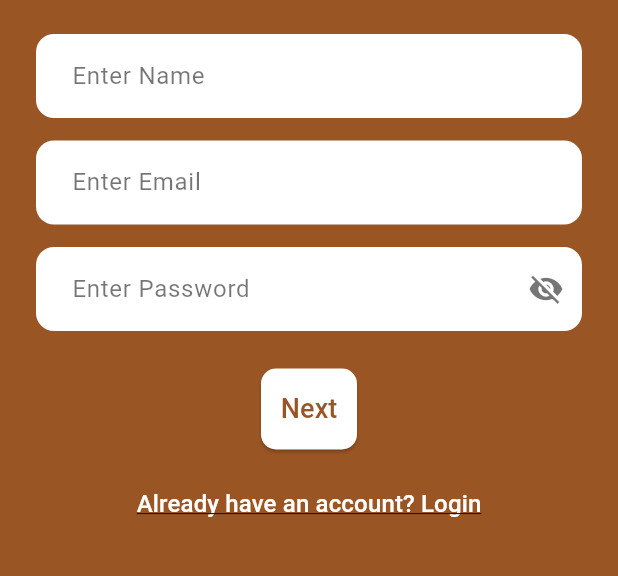
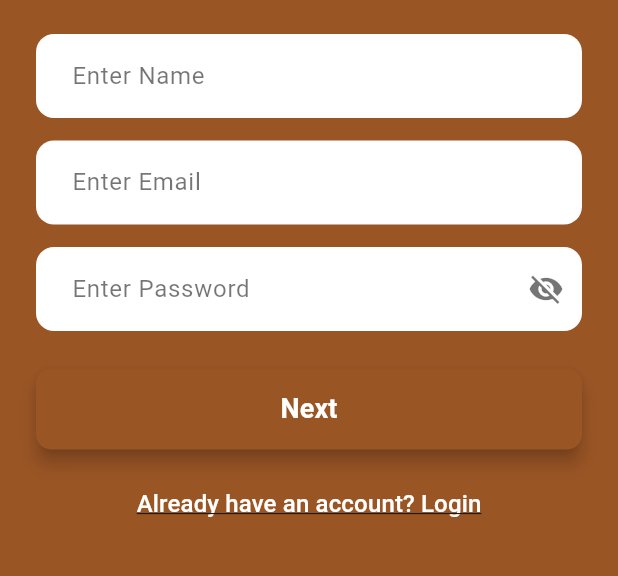
Before and after one commit to sayyab82/wild_guard, a Flutter app: the screen it shows after launch, after a tap on "Next", on a phone screen of 412 x 824 dp, the part 507-1083 px from its top. Run offline on Flutter 3.47's test engine with Material 3 defaults, Android fonts, the phone set to English and light mode, and no system bars; our stand-ins replace firebase_auth, firebase_core, fluttertoast, google_sign_in, image_picker, page_transition; accounts and stored records are empty.

Commit message:
I have updated the screen styles, integrated with backend, added new functionalities and made the code more effective.

```diff
--- a/lib/screens/login_screen.dart
+++ b/lib/screens/login_screen.dart
@@ -347,7 +347,7 @@ class _LoginScreenState extends State<LoginScreen>
 
   ButtonStyle _buttonStyle() {
     return ElevatedButton.styleFrom(
-      backgroundColor: Colors.white,
+      backgroundColor: const Color(0xFFFFE5CC),
       padding: const EdgeInsets.symmetric(vertical: 14),
       shape: RoundedRectangleBorder(borderRadius: BorderRadius.circular(10)),
     );
--- a/lib/screens/signup_screen.dart
+++ b/lib/screens/signup_screen.dart
@@ -30,7 +30,6 @@ class _SignUpScreenState extends State<SignUpScreen>
   void initState() {
     super.initState();
 
-    // Animation Controllers
     _welcomeController = AnimationController(
       vsync: this,
       duration: Duration(milliseconds: 1200),
@@ -41,7 +40,6 @@ class _SignUpScreenState extends State<SignUpScreen>
       duration: Duration(milliseconds: 500),
     );
 
-    // Animations
     _welcomeFadeAnimation = CurvedAnimation(
       parent: _welcomeController,
       curve: Curves.easeIn,
@@ -85,7 +83,6 @@ class _SignUpScreenState extends State<SignUpScreen>
 
     List<String> errors = [];
 
-    // Using ValidationUtils for validation
     if (!ValidationUtils.isValidEmail(email)) {
       errors.add("Invalid email format. Example: name@example.com");
     }
@@ -99,7 +96,7 @@ class _SignUpScreenState extends State<SignUpScreen>
     if (errors.isNotEmpty) {
       for (var error in errors) {
         _showToast(error);
-        await Future.delayed(const Duration(seconds: 1)); // Optional delay
+        await Future.delayed(const Duration(seconds: 1));
       }
       return;
     }
@@ -131,21 +128,22 @@ class _SignUpScreenState extends State<SignUpScreen>
 
   ButtonStyle _buttonStyle() {
     return ElevatedButton.styleFrom(
-      backgroundColor: Colors.white,
+      backgroundColor: const Color(0xFF9A5525), // Matching Wild Guard theme
       padding: const EdgeInsets.symmetric(vertical: 14),
       shape: RoundedRectangleBorder(borderRadius: BorderRadius.circular(10)),
+      elevation: 5,
     );
   }
 
   @override
   Widget build(BuildContext context) {
     final screenHeight = MediaQuery.of(context).size.height;
+    final screenWidth = MediaQuery.of(context).size.width;
 
     return Scaffold(
       backgroundColor: Colors.white,
       body: Stack(
         children: [
-          // Background Image
           SizedBox(
             height: screenHeight,
             width: double.infinity,
@@ -156,8 +154,6 @@ class _SignUpScreenState extends State<SignUpScreen>
               colorBlendMode: BlendMode.darken,
             ),
           ),
-
-          // Form
           Positioned.fill(
             child: Column(
               children: [
@@ -179,7 +175,6 @@ class _SignUpScreenState extends State<SignUpScreen>
                     child: SingleChildScrollView(
                       child: Column(
                         children: [
-                          // Heading with FadeTransition animation
                           FadeTransition(
                             opacity: _welcomeFadeAnimation,
                             child: Row(
@@ -221,7 +216,6 @@ class _SignUpScreenState extends State<SignUpScreen>
                           ),
                           const SizedBox(height: 15),
 
-                          // Password field with toggle
                           TextField(
                             key: const Key("password_field"),
                             controller: _passwordController,
@@ -256,9 +250,10 @@ class _SignUpScreenState extends State<SignUpScreen>
                           ),
                           const SizedBox(height: 25),
 
-                          // Button with ScaleTransition animation
                           ScaleTransition(
                             scale: _buttonScaleAnimation,
+                            child: SizedBox(
+                              width: screenWidth,
                               child: ElevatedButton(
                                 key: const Key("signup_button"),
                                 onPressed: _isLoading ? null : _handleSignUp,
@@ -270,13 +265,16 @@ class _SignUpScreenState extends State<SignUpScreen>
                                           height: 24,
                                           child: CircularProgressIndicator(
                                             strokeWidth: 2,
+                                            color: Colors.white,
                                           ),
                                         )
                                         : const Text(
                                           "Next",
                                           style: TextStyle(
                                             fontSize: 18,
-                                          color: Color(0xFF9A5525),
+                                            color: Colors.white,
+                                            fontWeight: FontWeight.bold,
+                                          ),
                                         ),
                               ),
                             ),
@@ -304,8 +302,6 @@ class _SignUpScreenState extends State<SignUpScreen>
               ],
             ),
           ),
-
-          // Welcome Texts with FadeTransition animation
           Positioned(
             top: screenHeight * 0.15,
             left: 0,
```
Lines whose indentation alone changed are shown as unchanged.
